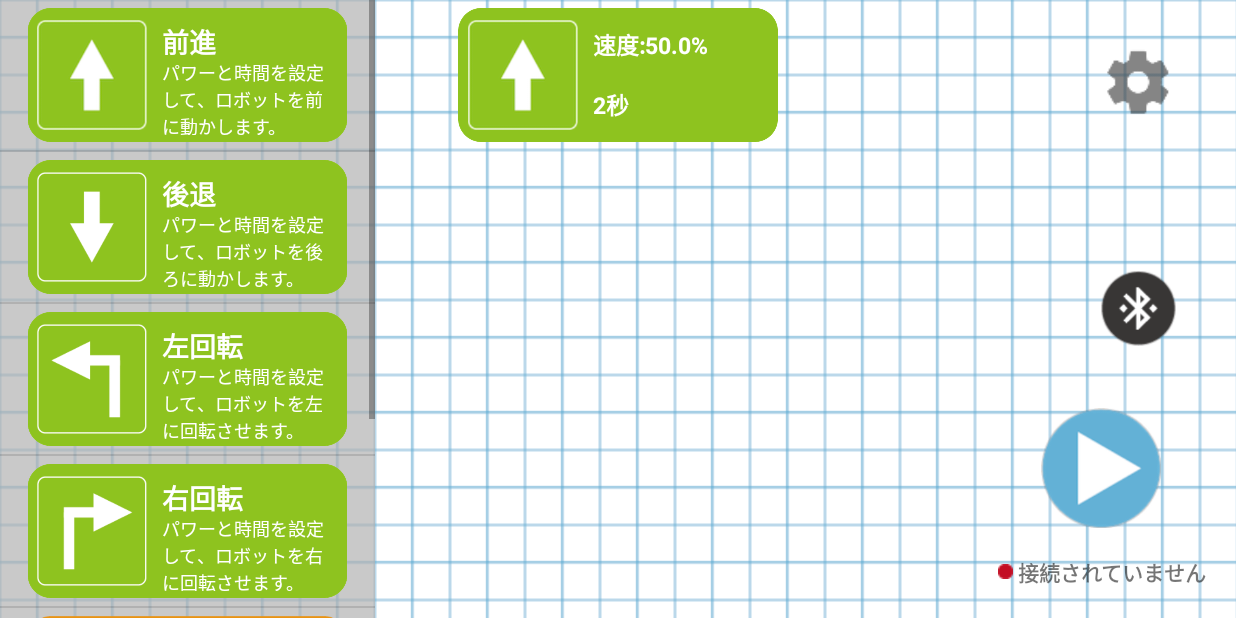
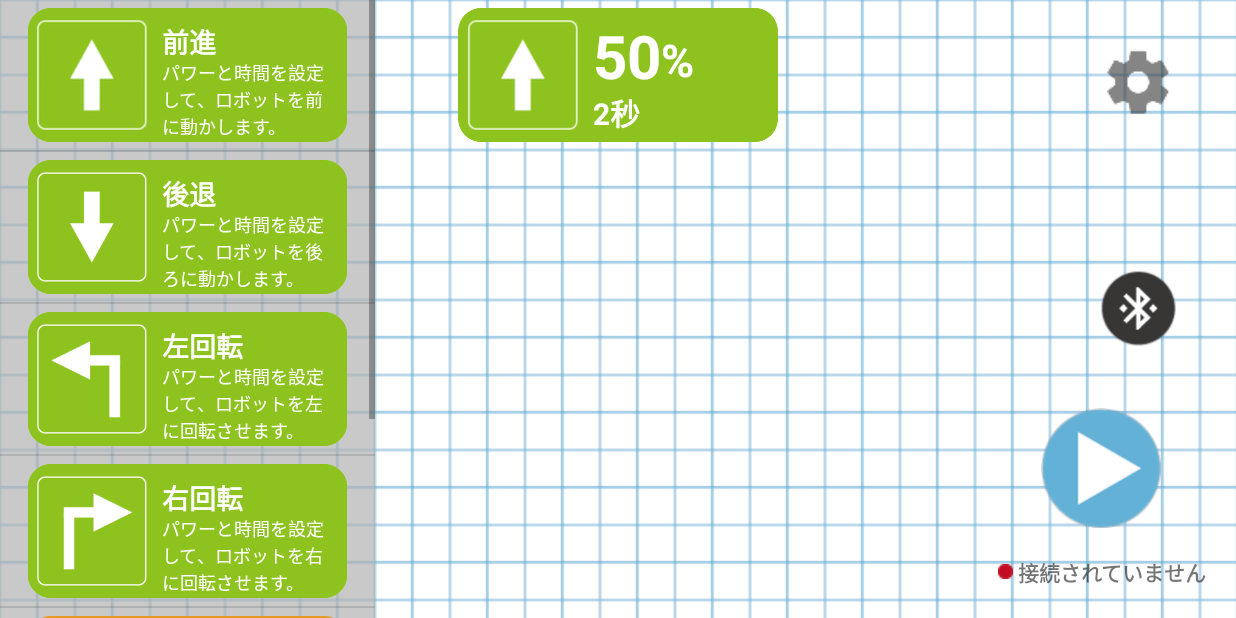
Before and after one commit to t-robop/00-Atlas-ac, an Android app: the screen it shows after launch (MainActivity), after a tap on "前進", on a phone screen of 824 x 412 dp (held sideways). Run offline under Robolectric (Android 15) with nearby library versions, the phone set to English and light mode, and no system bars; libraries missing offline, so code that uses them is left out: io.realm, me.aflak.bluetooth; 8 statements that could not run were skipped; 3 other taps on this screen came first.

Commit message:
ブロックの表記を変えました

```diff
--- a/app/src/main/java/com/robop/scriptrobotcontroller/RecyclerAdapter.java
+++ b/app/src/main/java/com/robop/scriptrobotcontroller/RecyclerAdapter.java
@@ -117,7 +117,7 @@ public class RecyclerAdapter extends RecyclerView.Adapter<RecyclerAdapter.ViewHo
             }
         }else {
 
-            holder.speedRight.setText("速度:" + ItemDataArray.get(position).getSeekBarRate()*100 +"%");
+            holder.speedRight.setText(""+(int)(ItemDataArray.get(position).getSeekBarRate()*100));
             //holder.speedLeft.setText("左パワー : " + ItemDataArray.get(position).getLeftRerativeSpeed());
             holder.time.setText(ItemDataArray.get(position).getTime() + "秒");
 
--- a/app/src/main/res/layout/list_item.xml
+++ b/app/src/main/res/layout/list_item.xml
@@ -7,7 +7,7 @@
         android:id="@+id/container_loop"
         android:layout_width="match_parent"
         android:layout_height="100dp"
-        android:visibility="visible">
+        android:visibility="gone">
 
         <ImageView
             android:id="@+id/img_loop_back"
@@ -54,7 +54,7 @@
         android:id="@+id/container_move"
         android:layout_width="match_parent"
         android:layout_height="100dp"
-        android:visibility="gone">
+        android:visibility="visible">
 
         <ImageView
             android:layout_width="match_parent"
@@ -87,28 +87,46 @@
                 android:gravity="center"
                 android:orientation="vertical">
 
-                <TextView
-                    android:id="@+id/text_speed_right"
+                <LinearLayout
                     android:layout_width="match_parent"
                     android:layout_height="match_parent"
-                    android:layout_weight="1"
-                    android:gravity="center_vertical"
-                    android:lines="1"
-                    android:textColor="#ffffff"
-                    android:textSize="15sp"
-                    android:textStyle="bold" />
+                    android:layout_weight="3"
+                    android:orientation="horizontal">
+
+                    <TextView
+                        android:id="@+id/text_speed_right"
+                        android:layout_width="wrap_content"
+                        android:layout_height="match_parent"
+                        android:gravity="center"
+                        android:lines="1"
+                        android:text="50"
+                        android:textColor="#ffffff"
+                        android:textSize="40sp"
+                        android:textStyle="bold" />
+
+                    <TextView
+                        android:layout_width="wrap_content"
+                        android:layout_height="match_parent"
+                        android:gravity="left|bottom"
+                        android:lines="1"
+                        android:text="%"
+                        android:textColor="#ffffff"
+                        android:textSize="30sp"
+                        android:textStyle="bold" />
+
+                </LinearLayout>
 
 
                 <TextView
                     android:id="@+id/text_time"
                     android:layout_width="match_parent"
                     android:layout_height="match_parent"
-                    android:layout_weight="1"
+                    android:layout_weight="5"
                     android:gravity="center_vertical"
                     android:lines="1"
                     android:text="秒"
                     android:textColor="#ffffff"
-                    android:textSize="15sp"
+                    android:textSize="20sp"
                     android:textStyle="bold" />
 
             </LinearLayout>
```
